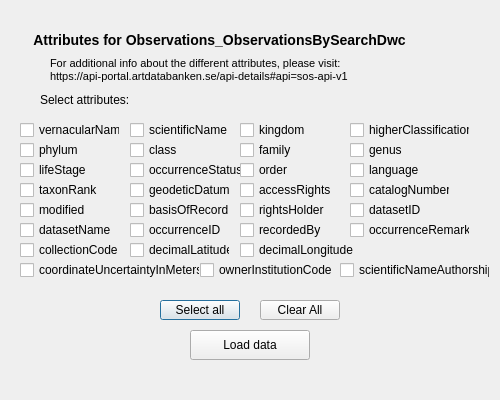
Before: the Qt Designer form Species_attributes.ui in albabjorkman/GIT-project, drawn with Qt 5.
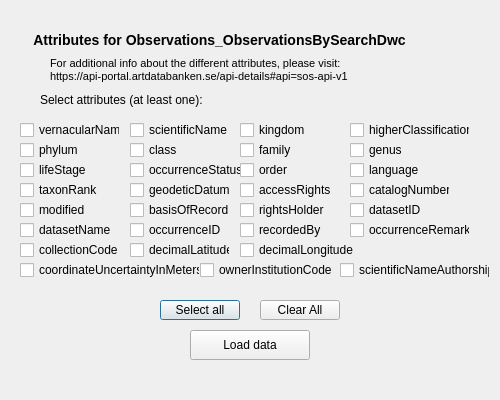
After: the same form once the commit is applied.

```diff
--- a/Species_attributes.ui
+++ b/Species_attributes.ui
@@ -68,12 +68,12 @@
     <rect>
      <x>40</x>
      <y>90</y>
-     <width>100</width>
+     <width>200</width>
      <height>20</height>
     </rect>
    </property>
    <property name="text">
-    <string>Select attributes:</string>
+    <string>Select attributes (at least one):</string>
    </property>
    <property name="styleSheet">
     <string>
```
